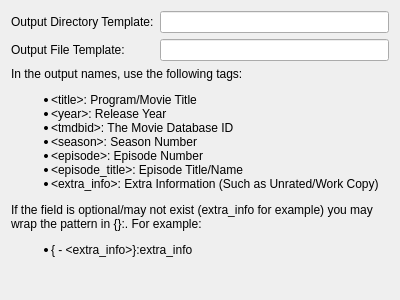
First picture: the form in Preferences/UI/TVShowSettings.ui, repository towel42-com/MediaManager, before the edit.
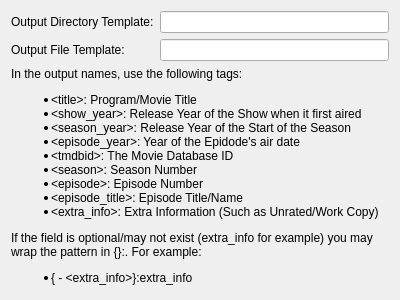
Second picture: the form after the edit.

Commit message: Dates searched now store show, episode and season

The edit to the form file:
```diff
--- a/Preferences/UI/TVShowSettings.ui
+++ b/Preferences/UI/TVShowSettings.ui
@@ -47,7 +47,7 @@
    <item row="2" column="0" colspan="2">
     <widget class="QLabel" name="label_3">
      <property name="text">
-      <string>&lt;html&gt;&lt;head/&gt;&lt;body&gt;&lt;p&gt;In the output names, use the following tags:&lt;/p&gt;&lt;ul style=&quot;margin-top: 0px; margin-bottom: 0px; margin-left: 0px; margin-right: 0px; -qt-list-indent: 1;&quot;&gt;&lt;li style=&quot; margin-top:12px; margin-bottom:0px; margin-left:0px; margin-right:0px; -qt-block-indent:0; text-indent:0px;&quot;&gt;&amp;lt;title&amp;gt;: Program/Movie Title&lt;/li&gt;&lt;li style=&quot; margin-top:0px; margin-bottom:0px; margin-left:0px; margin-right:0px; -qt-block-indent:0; text-indent:0px;&quot;&gt;&amp;lt;year&amp;gt;: Release Year&lt;/li&gt;&lt;li style=&quot; margin-top:0px; margin-bottom:0px; margin-left:0px; margin-right:0px; -qt-block-indent:0; text-indent:0px;&quot;&gt;&amp;lt;tmdbid&amp;gt;: The Movie Database ID&lt;/li&gt;&lt;li style=&quot; margin-top:0px; margin-bottom:0px; margin-left:0px; margin-right:0px; -qt-block-indent:0; text-indent:0px;&quot;&gt;&amp;lt;season&amp;gt;: Season Number&lt;/li&gt;&lt;li style=&quot; margin-top:0px; margin-bottom:0px; margin-left:0px; margin-right:0px; -qt-block-indent:0; text-indent:0px;&quot;&gt;&amp;lt;episode&amp;gt;: Episode Number&lt;/li&gt;&lt;li style=&quot; margin-top:0px; margin-bottom:0px; margin-left:0px; margin-right:0px; -qt-block-indent:0; text-indent:0px;&quot;&gt;&amp;lt;episode_title&amp;gt;: Episode Title/Name&lt;/li&gt;&lt;li style=&quot; margin-top:0px; margin-bottom:12px; margin-left:0px; margin-right:0px; -qt-block-indent:0; text-indent:0px;&quot;&gt;&amp;lt;extra_info&amp;gt;: Extra Information (Such as Unrated/Work Copy)&lt;/li&gt;&lt;/ul&gt;&lt;p&gt;If the field is optional/may not exist (extra_info for example) you may wrap the pattern in {}:. For example:&lt;/p&gt;&lt;ul style=&quot;margin-top: 0px; margin-bottom: 0px; margin-left: 0px; margin-right: 0px; -qt-list-indent: 1;&quot;&gt;&lt;li style=&quot; margin-top:0px; margin-bottom:12px; margin-left:0px; margin-right:0px; -qt-block-indent:0; text-indent:0px;&quot;&gt;{ - &amp;lt;extra_info&amp;gt;}:extra_info&lt;/li&gt;&lt;/ul&gt;&lt;/body&gt;&lt;/html&gt;</string>
+      <string>&lt;html&gt;&lt;head/&gt;&lt;body&gt;&lt;p&gt;In the output names, use the following tags:&lt;/p&gt;&lt;ul style=&quot;margin-top: 0px; margin-bottom: 0px; margin-left: 0px; margin-right: 0px; -qt-list-indent: 1;&quot;&gt;&lt;li style=&quot; margin-top:12px; margin-bottom:0px; margin-left:0px; margin-right:0px; -qt-block-indent:0; text-indent:0px;&quot;&gt;&amp;lt;title&amp;gt;: Program/Movie Title&lt;/li&gt;&lt;li style=&quot; margin-top:0px; margin-bottom:0px; margin-left:0px; margin-right:0px; -qt-block-indent:0; text-indent:0px;&quot;&gt;&amp;lt;show_year&amp;gt;: Release Year of the Show when it first aired&lt;/li&gt;&lt;ul style=&quot;margin-top: 0px; margin-bottom: 0px; margin-left: 0px; margin-right: 0px; -qt-list-indent: 1;&quot;&gt;&lt;li style=&quot; margin-top:0px; margin-bottom:0px; margin-left:0px; margin-right:0px; -qt-block-indent:0; text-indent:0px;&quot;&gt;&amp;lt;season_year&amp;gt;: Release Year of the Start of the Season&lt;/li&gt;&lt;li style=&quot; margin-top:0px; margin-bottom:0px; margin-left:0px; margin-right:0px; -qt-block-indent:0; text-indent:0px;&quot;&gt;&amp;lt;episode_year&amp;gt;: Year of the Epidode's air date&lt;/li&gt;&lt;/ul&gt;&lt;ul style=&quot;margin-top: 0px; margin-bottom: 0px; margin-left: 0px; margin-right: 0px; -qt-list-indent: 1;&quot;&gt;&lt;li style=&quot; margin-top:0px; margin-bottom:0px; margin-left:0px; margin-right:0px; -qt-block-indent:0; text-indent:0px;&quot;&gt;&amp;lt;tmdbid&amp;gt;: The Movie Database ID&lt;/li&gt;&lt;/ul&gt;&lt;li style=&quot; margin-top:0px; margin-bottom:0px; margin-left:0px; margin-right:0px; -qt-block-indent:0; text-indent:0px;&quot;&gt;&amp;lt;season&amp;gt;: Season Number&lt;/li&gt;&lt;li style=&quot; margin-top:0px; margin-bottom:0px; margin-left:0px; margin-right:0px; -qt-block-indent:0; text-indent:0px;&quot;&gt;&amp;lt;episode&amp;gt;: Episode Number&lt;/li&gt;&lt;li style=&quot; margin-top:0px; margin-bottom:0px; margin-left:0px; margin-right:0px; -qt-block-indent:0; text-indent:0px;&quot;&gt;&amp;lt;episode_title&amp;gt;: Episode Title/Name&lt;/li&gt;&lt;li style=&quot; margin-top:0px; margin-bottom:12px; margin-left:0px; margin-right:0px; -qt-block-indent:0; text-indent:0px;&quot;&gt;&amp;lt;extra_info&amp;gt;: Extra Information (Such as Unrated/Work Copy)&lt;/li&gt;&lt;/ul&gt;&lt;p&gt;If the field is optional/may not exist (extra_info for example) you may wrap the pattern in {}:. For example:&lt;/p&gt;&lt;ul style=&quot;margin-top: 0px; margin-bottom: 0px; margin-left: 0px; margin-right: 0px; -qt-list-indent: 1;&quot;&gt;&lt;li style=&quot; margin-top:0px; margin-bottom:12px; margin-left:0px; margin-right:0px; -qt-block-indent:0; text-indent:0px;&quot;&gt;{ - &amp;lt;extra_info&amp;gt;}:extra_info&lt;/li&gt;&lt;/ul&gt;&lt;/body&gt;&lt;/html&gt;</string>
      </property>
      <property name="wordWrap">
       <bool>true</bool>
```
